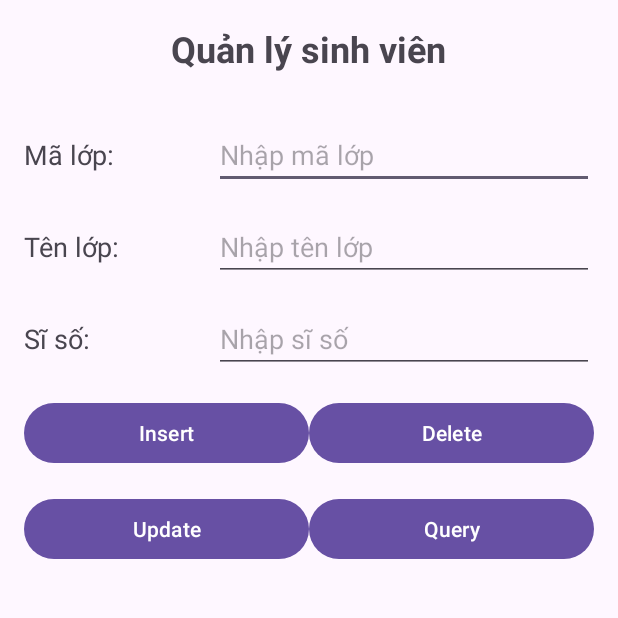
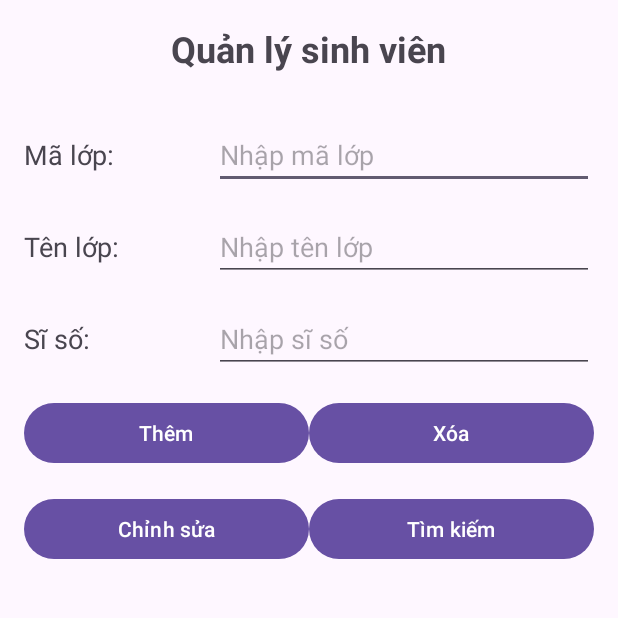
Before and after one commit to nxd019/App-Student-management, an Android app: the screen it shows after launch (MainActivity), on a phone screen of 412 x 824 dp, the top half of it. Run offline under Robolectric (Android 15) with nearby library versions, the phone set to English and light mode, and no system bars.

```diff
--- a/app/src/main/res/layout/activity_main.xml
+++ b/app/src/main/res/layout/activity_main.xml
@@ -101,14 +101,14 @@
                 android:layout_width="0dp"
                 android:layout_height="wrap_content"
                 android:layout_weight="1"
-                android:text="Insert"/>
+                android:text="Thêm"/>
 
             <Button
                 android:id="@+id/deleteButton"
                 android:layout_width="0dp"
                 android:layout_height="wrap_content"
                 android:layout_weight="1"
-                android:text="Delete"/>
+                android:text="Xóa"/>
         </LinearLayout>
         <LinearLayout
             android:layout_width="match_parent"
@@ -121,14 +121,14 @@
                 android:layout_width="0dp"
                 android:layout_height="wrap_content"
                 android:layout_weight="1"
-                android:text="Update"/>
+                android:text="Chỉnh sửa"/>
 
             <Button
                 android:id="@+id/queryButton"
                 android:layout_width="0dp"
                 android:layout_height="wrap_content"
                 android:layout_weight="1"
-                android:text="Query"/>
+                android:text="Tìm kiếm"/>
         </LinearLayout>
 
 
```
Also changed, not shown: app/src/main/java/com/example/bth4/DatabaseHelper.java (added, +40 -0 lines).
